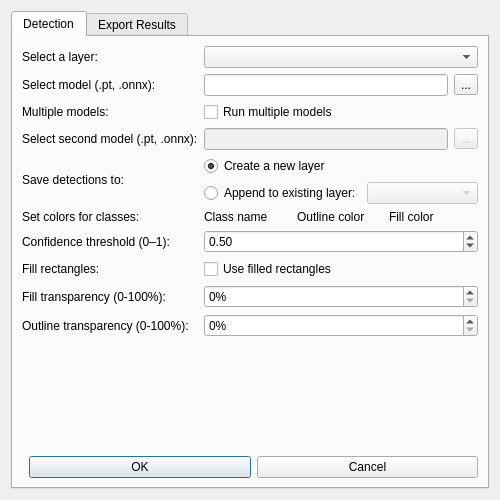
Old version of the form yolo_plugin/yolo_plugin_dialog_base.ui in the repository mateusz29/qgis-yolo-plugin.
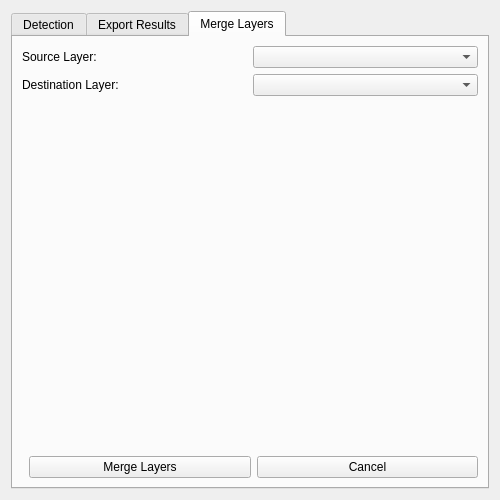
New version of the form. The open tabs and pages were chosen to show the change.

Commit message: Implement layer merging

```diff
--- a/yolo_plugin/yolo_plugin_dialog_base.ui
+++ b/yolo_plugin/yolo_plugin_dialog_base.ui
@@ -426,6 +426,75 @@
        </item>
       </layout>
      </widget>
+     <widget class="QWidget" name="tab_merge">
+     <attribute name="title">
+       <string>Merge Layers</string>
+     </attribute>
+     <layout class="QVBoxLayout" name="verticalLayout_merge">
+       <item>
+       <layout class="QGridLayout" name="gridLayout_merge">
+         <item row="0" column="0">
+         <widget class="QLabel" name="label_merge_from">
+           <property name="text">
+           <string>Source Layer:</string>
+           </property>
+         </widget>
+         </item>
+         <item row="0" column="1">
+         <widget class="QComboBox" name="comboBox_merge_from"/>
+         </item>
+         <item row="1" column="0">
+         <widget class="QLabel" name="label_merge_to">
+           <property name="text">
+           <string>Destination Layer:</string>
+           </property>
+         </widget>
+         </item>
+         <item row="1" column="1">
+         <widget class="QComboBox" name="comboBox_merge_to"/>
+         </item>
+       </layout>
+       </item>
+       <item>
+       <spacer name="verticalSpacer_merge">
+         <property name="orientation">
+         <enum>Qt::Vertical</enum>
+         </property>
+         <property name="sizeHint" stdset="0">
+         <size>
+           <width>20</width>
+           <height>40</height>
+         </size>
+         </property>
+       </spacer>
+       </item>
+       <item>
+       <layout class="QHBoxLayout" name="horizontalLayout_merge_buttons">
+         <item>
+         <spacer name="horizontalSpacer_merge">
+           <property name="orientation">
+           <enum>Qt::Horizontal</enum>
+           </property>
+         </spacer>
+         </item>
+         <item>
+         <widget class="QPushButton" name="btn_merge_run">
+           <property name="text">
+           <string>Merge Layers</string>
+           </property>
+         </widget>
+         </item>
+         <item>
+         <widget class="QPushButton" name="btn_merge_cancel">
+           <property name="text">
+           <string>Cancel</string>
+           </property>
+         </widget>
+         </item>
+       </layout>
+       </item>
+     </layout>
+     </widget>
     </widget>
    </item>
   </layout>
```
The commit also changes 2 other files.
